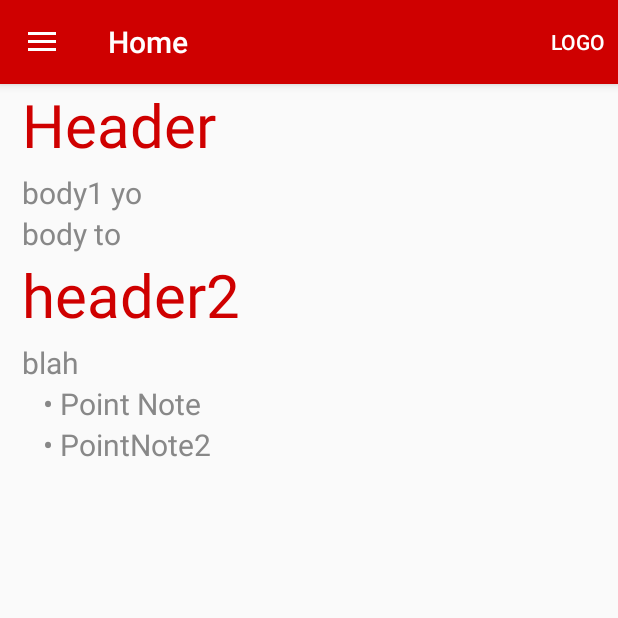
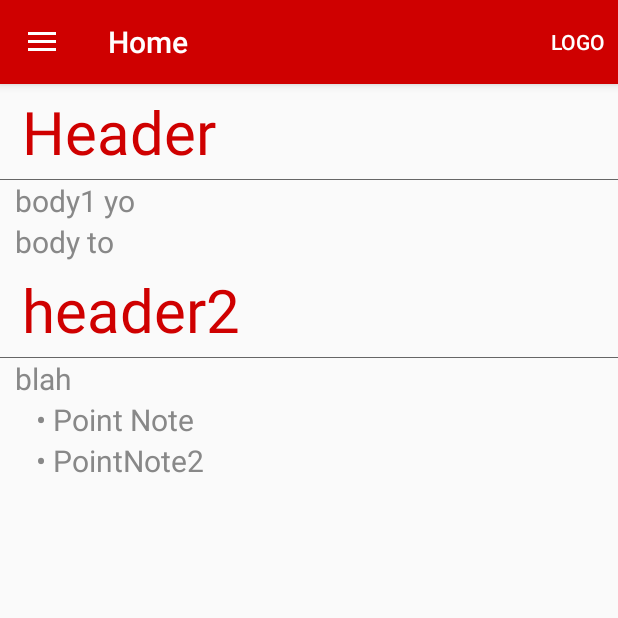
Before and after one commit to mykongee/About_Canada, an Android app: the fragment HomeFragment placed in its activity, on a phone screen of 412 x 824 dp, the top half of it. Run offline under Robolectric (Android 15) with nearby library versions, the phone set to English and light mode, and no system bars.

Commit message:
File To Text, Fixed margins

```diff
--- a/app/src/main/java/bitpot/aboutcanada/HomeFragment.java
+++ b/app/src/main/java/bitpot/aboutcanada/HomeFragment.java
@@ -90,7 +90,7 @@ public class HomeFragment extends android.support.v4.app.Fragment {
             while((line = br.readLine()) != null) { // <--------- place readLine() inside loop
                 // entireFile += (line + "\n"); // <---------- add each line to entireFile
                 TextView tv = new TextView(getActivity());
-                if (line.length() > 0){
+                if (line.length() > 0) {
                     tv.setText(line.substring(3, line.length()));
                 }
                 ViewGroup.LayoutParams layout = new ViewGroup.LayoutParams(ViewGroup.LayoutParams.MATCH_PARENT, ViewGroup.LayoutParams.MATCH_PARENT);
@@ -98,25 +98,31 @@ public class HomeFragment extends android.support.v4.app.Fragment {
 
                 }
                 else {
-                    if (line.substring(0,3).equals("H--")) {
+
+                    if (line.substring(0, 3).equals("H--")) {
                         tv.setTextSize(TypedValue.COMPLEX_UNIT_SP, 40);
                         tv.setTextColor(Color.parseColor(getResources().getString(R.string.font_header)));
-                        tv.setPadding((int) (15 * getResources().getDisplayMetrics().density), 0, (int) (5 * getResources().getDisplayMetrics().density), (int) (5 * getResources().getDisplayMetrics().density));
-                    }else if (line.substring(0,3).equals("P--")) {
-                        tv.setText("   • "+line.substring(3,line.length()));
+                        tv.setPadding((int) (15 * getResources().getDisplayMetrics().density), (int) (5 * getResources().getDisplayMetrics().density), (int) (15 * getResources().getDisplayMetrics().density), (int) (5 * getResources().getDisplayMetrics().density));
+                    } else if (line.substring(0, 3).equals("P--")) {
+                        tv.setText("   • " + line.substring(3, line.length()));
                         tv.setTextSize(TypedValue.COMPLEX_UNIT_SP, 20);
                         tv.setTextColor(Color.parseColor(getResources().getString(R.string.font_body)));
-                        tv.setPadding((int) (15 * getResources().getDisplayMetrics().density), 0, 0, 0);
-                    }
-                    else {
+                        tv.setPadding((int) (10 * getResources().getDisplayMetrics().density), 0, (int) (10 * getResources().getDisplayMetrics().density), 0);
+                    } else {
                         tv.setTextSize(TypedValue.COMPLEX_UNIT_SP, 20);
                         tv.setTextColor(Color.parseColor(getResources().getString(R.string.font_body)));
-                        tv.setPadding((int) (15 * getResources().getDisplayMetrics().density), 0, 0, 0);
+                        tv.setPadding((int) (10 * getResources().getDisplayMetrics().density), 0, (int) (10 * getResources().getDisplayMetrics().density), 0);
+                    }
+                    tv.setLayoutParams(layout);
+                    ll.addView(tv);
+                    if (line.substring(0, 3).equals("H--")) {
+                        View lineDr = new View(getActivity());
+                        ViewGroup.LayoutParams linelay = new ViewGroup.LayoutParams(ViewGroup.LayoutParams.MATCH_PARENT, 1);
+                        lineDr.setLayoutParams(linelay);
+                        lineDr.setBackgroundColor(Color.parseColor(getResources().getString(R.string.line_header)));
+                        ll.addView(lineDr);
                     }
                 }
-
-                tv.setLayoutParams(layout);
-                ll.addView(tv);
             }
         } catch (IOException e) {
             // TODO Auto-generated catch block
--- a/app/src/main/res/values/strings.xml
+++ b/app/src/main/res/values/strings.xml
@@ -22,4 +22,5 @@
 
     <string name="font_header">"#CF0000"</string>
     <string name="font_body">"#888888"</string>
+    <string name="line_header">#666666</string>
 </resources>
```
Also changed, not shown: app/src/main/java/bitpot/aboutcanada/AboutCanadaFragment.java (+11 -5 lines), app/src/main/java/bitpot/aboutcanada/AboutCitiesFragment.java (+11 -4 lines), app/src/main/java/bitpot/aboutcanada/CultureFragment.java (+11 -5 lines), app/src/main/res/raw/bye.txt (added, +9 -0 lines), 1 other file.
